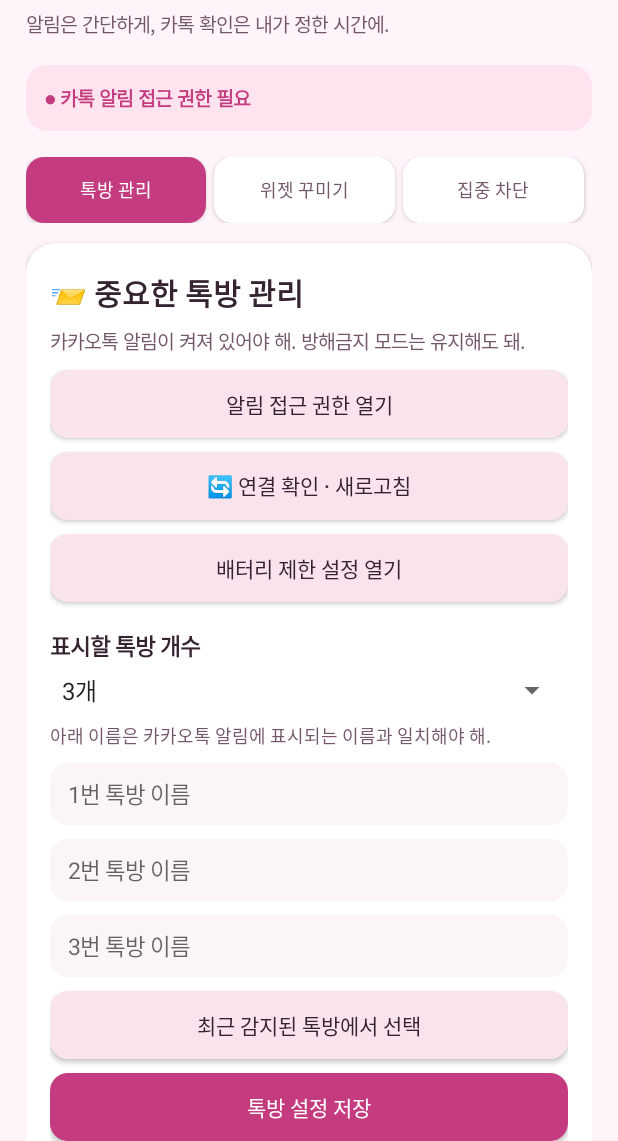
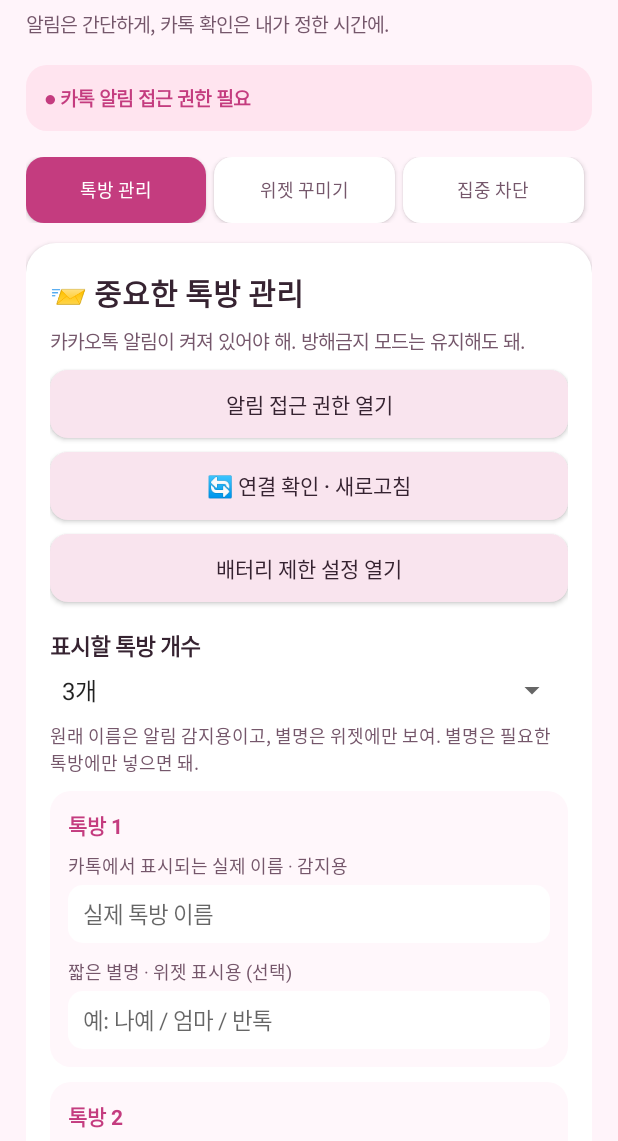
Before and after one commit to ddogy1212/kakaotalk, an Android app: the screen it shows after launch (MainActivity), on a phone screen of 412 x 824 dp, the part 95-1236 px from its top. Run offline under Robolectric (Android 15) with nearby library versions, the phone set to English and light mode, and no system bars.

Commit message:
Fix focus slider layout and pink accents; add optional per-room nickname controls and consistent preview

```diff
--- a/app/src/main/java/com/kyubang/kakaofocus/MainActivity.java
+++ b/app/src/main/java/com/kyubang/kakaofocus/MainActivity.java
@@ -6,6 +6,7 @@ import android.content.Intent;
 import android.content.ClipData;
 import android.graphics.Bitmap;
 import android.graphics.Color;
+import android.content.res.ColorStateList;
 import android.graphics.Typeface;
 import android.graphics.drawable.GradientDrawable;
 import android.net.Uri;
@@ -43,6 +44,8 @@ public final class MainActivity extends Activity {
     private static final int PINK = Color.rgb(196, 60, 127);
 
     private final EditText[] inputs = new EditText[RoomStore.ROOM_COUNT];
+    private final EditText[] nicknameInputs = new EditText[RoomStore.ROOM_COUNT];
+    private final LinearLayout[] roomCards = new LinearLayout[RoomStore.ROOM_COUNT];
     private LinearLayout roomsPanel, widgetsPanel, focusPanel;
     private Button roomsTab, widgetsTab, focusTab;
     private Spinner roomCount;
@@ -118,18 +121,47 @@ public final class MainActivity extends Activity {
         addWithTop(roomsPanel, text("표시할 톡방 개수", 15, true), 18);
         roomCount = spinner(new String[]{"1개", "2개", "3개", "4개"}, RoomStore.activeRooms(this) - 1);
         addWithTop(roomsPanel, roomCount, 6);
-        addWithTop(roomsPanel, text("아래 이름은 카카오톡 알림에 표시되는 이름과 일치해야 해.", 12, false), 9);
+        addWithTop(roomsPanel, text("원래 이름은 알림 감지용이고, 별명은 위젯에만 보여. 별명은 필요한 톡방에만 넣으면 돼.", 12, false), 9);
         for (int i = 0; i < RoomStore.ROOM_COUNT; i++) {
+            LinearLayout card = new LinearLayout(this);
+            card.setOrientation(LinearLayout.VERTICAL);
+            card.setPadding(dp(12), dp(12), dp(12), dp(12));
+            card.setBackground(round(Color.rgb(255, 247, 251), 14));
+            roomCards[i] = card;
+            addWithTop(roomsPanel, card, 10);
+
+            TextView title = text("톡방 " + (i + 1), 14, true);
+            title.setTextColor(PINK);
+            card.addView(title);
+
+            TextView actualLabel = text("카톡에서 표시되는 실제 이름 · 감지용", 12, false);
+            addWithTop(card, actualLabel, 7);
             EditText edit = new EditText(this);
             edit.setTextColor(INK);
             edit.setTextSize(15);
             edit.setSingleLine(true);
-            edit.setHint((i + 1) + "번 톡방 이름");
+            edit.setHint("실제 톡방 이름");
             edit.setText(RoomStore.name(this, i));
-            edit.setPadding(dp(12), dp(9), dp(12), dp(9));
-            edit.setBackground(round(Color.rgb(251, 244, 249), 12));
+            edit.setPadding(dp(10), dp(8), dp(10), dp(8));
+            edit.setBackground(round(Color.WHITE, 10));
             inputs[i] = edit;
-            addWithTop(roomsPanel, edit, 9);
+            addWithTop(card, edit, 4);
+
+            TextView nicknameLabel = text("짧은 별명 · 위젯 표시용 (선택)", 12, false);
+            addWithTop(card, nicknameLabel, 10);
+            EditText nickname = new EditText(this);
+            nickname.setTextColor(INK);
+            nickname.setTextSize(15);
+            nickname.setSingleLine(true);
+            nickname.setHint("예: 나예 / 엄마 / 반톡");
+            nickname.setText(RoomStore.nickname(this, i));
+            nickname.setPadding(dp(10), dp(8), dp(10), dp(8));
+            nickname.setBackground(round(Color.WHITE, 10));
+            nickname.setFilters(new android.text.InputFilter[]{
+                new android.text.InputFilter.LengthFilter(24)
+            });
+            nicknameInputs[i] = nickname;
+            addWithTop(card, nickname, 4);
         }
         updateVisibleInputs();
         roomCount.setOnItemSelectedListener(new AdapterView.OnItemSelectedListener() {
@@ -224,7 +256,13 @@ public final class MainActivity extends Activity {
         SeekBar duration = new SeekBar(this);
         duration.setMax(59);
         duration.setProgress(PauseState.durationMinutes(this) - 1);
-        addWithTop(focusPanel, duration, 8);
+        duration.setSplitTrack(false);
+        duration.setProgressTintList(ColorStateList.valueOf(PINK));
+        duration.setThumbTintList(ColorStateList.valueOf(PINK));
+        duration.setProgressBackgroundTintList(ColorStateList.valueOf(Color.rgb(242, 207, 225)));
+        // Match the thumb track to the end labels instead of using spaces.
+        duration.setPadding(dp(5), dp(7), dp(5), dp(7));
+        addWithTop(focusPanel, duration, 10);
         minutesLabel.setText("차단 시간 · " + (duration.getProgress() + 1) + "분");
         duration.setOnSeekBarChangeListener(new SeekBar.OnSeekBarChangeListener() {
             @Override public void onProgressChanged(SeekBar bar, int value, boolean fromUser) {
@@ -236,7 +274,17 @@ public final class MainActivity extends Activity {
                 refreshUI();
             }
         });
-        addWithTop(focusPanel, text("1분                                             60분", 12, false), 0);
+        LinearLayout durationLabels = new LinearLayout(this);
+        durationLabels.setOrientation(LinearLayout.HORIZONTAL);
+        durationLabels.setGravity(Gravity.CENTER_VERTICAL);
+        TextView minLabel = text("1분", 12, false);
+        TextView maxLabel = text("60분", 12, false);
+        minLabel.setGravity(Gravity.START);
+        maxLabel.setGravity(Gravity.END);
+        durationLabels.addView(minLabel, new LinearLayout.LayoutParams(0, -2, 1f));
+        durationLabels.addView(maxLabel, new LinearLayout.LayoutParams(0, -2, 1f));
+        addWithTop(focusPanel, durationLabels, 0);
+        addWithTop(focusPanel, text("슬라이더를 움직이면 선택한 시간이 바로 저장돼.", 11, false), 6);
 
         addWithTop(focusPanel, text("차단 중 사진 위 표시", 16, true), 17);
         Spinner displayMode = spinner(new String[]{
@@ -374,7 +422,7 @@ public final class MainActivity extends Activity {
         boolean connected = NotificationWatcher.isConnected();
         statusView.setText(!granted ? "● 카톡 알림 접근 권한 필요" :
                 connected ? "● 카톡 알림 감지 정상" : "● 연결 대기 중 · 새로고침 필요");
-        statusView.setTextColor(granted && connected ? Color.rgb(71, 132, 91) : PINK);
+        statusView.setTextColor(granted && connected ? INK : PINK);
         if (pauseStatus != null) {
             boolean enabled = PauseState.accessibilityEnabled(this);
             if (!enabled) pauseStatus.setText("차단 서비스 꺼짐 · 접근성 권한을 켜줘");
@@ -411,8 +459,9 @@ public final class MainActivity extends Activity {
         previewDay.setTextColor(accent);
         previewDay.setTextSize(5.5f);
         for (int i = 0; i < RoomStore.activeRooms(this); i++) {
-            String name = RoomStore.name(this, i);
-            boolean missing = name.isEmpty();
+            String original = RoomStore.name(this, i);
+            boolean missing = original.isEmpty();
+            String name = RoomStore.displayName(this, i);
             if (missing) name = (i + 1) + "번 톡방 등록";
             int count = RoomStore.count(this, i);
             String status = missing ? "" : !WidgetUpdater.hasAccess(this)
@@ -478,13 +527,22 @@ public final class MainActivity extends Activity {
     private void updateVisibleInputs() {
         if (roomCount == null) return;
         int active = roomCount.getSelectedItemPosition() + 1;
-        for (int i = 0; i < inputs.length; i++)
-            if (inputs[i] != null) inputs[i].setVisibility(i < active ? View.VISIBLE : View.GONE);
+        for (int i = 0; i < roomCards.length; i++)
+            if (roomCards[i] != null)
+                roomCards[i].setVisibility(i < active ? View.VISIBLE : View.GONE);
     }
 
     private void saveRooms() {
         String[] names = new String[RoomStore.ROOM_COUNT];
-        for (int i = 0; i < names.length; i++) names[i] = inputs[i].getText().toString().trim();
+        String[] aliases = new String[RoomStore.ROOM_COUNT];
+        for (int i = 0; i < names.length; i++) {
+            names[i] = inputs[i].getText().toString().trim();
+            aliases[i] = nicknameInputs[i].getText().toString().trim();
+            if (aliases[i].codePointCount(0, aliases[i].length()) > 12) {
+                Toast.makeText(this, "별명은 최대 12글자까지 입력할 수 있어.", Toast.LENGTH_LONG).show();
+                return;
+            }
+        }
         int active = roomCount.getSelectedItemPosition() + 1;
         Set<String> unique = new HashSet<>();
         for (int i = 0; i < active; i++) {
@@ -494,11 +552,12 @@ public final class MainActivity extends Activity {
             }
         }
         RoomStore.saveRooms(this, names);
+        RoomStore.saveNicknames(this, aliases);
         RoomStore.saveActiveRooms(this, active);
         NotificationWatcher.refreshConfiguredRooms();
         WidgetUpdater.updateAll(this);
         refreshUI();
-        Toast.makeText(this, active + "개 톡방 설정 저장 완료!", Toast.LENGTH_SHORT).show();
+        Toast.makeText(this, active + "개 톡방과 별명 저장 완료!", Toast.LENGTH_SHORT).show();
     }
 
     private void showTab(int chosen) {
```
